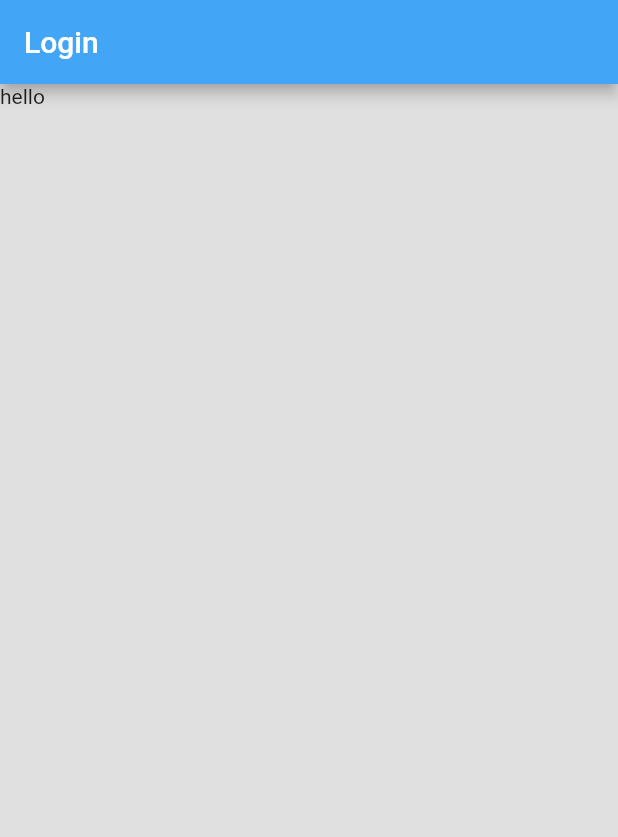
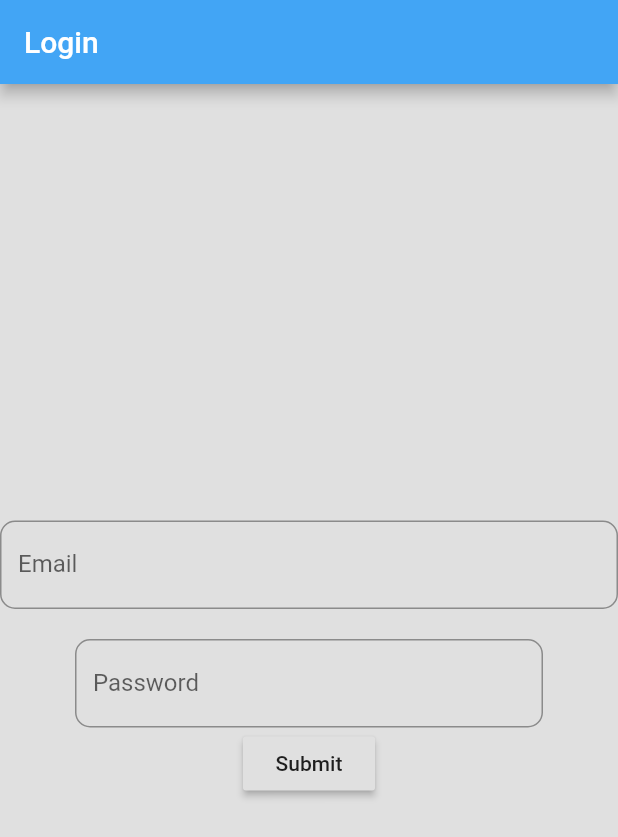
Before and after one commit to Ifavhoney/NasaChallenge, a Flutter app: the screen it shows after launch, on a phone screen of 412 x 824 dp. Shown: the top 837 px of the screen. Run offline on Flutter 3.47's test engine with Material 2 defaults, Android fonts, the phone set to English and light mode, and no system bars.

Commit message:
Completes tutorial

```diff
--- a/lib/login.dart
+++ b/lib/login.dart
@@ -1,4 +1,5 @@
 import 'package:flutter/material.dart';
+import 'package:mybackpack/backpack.dart';
 
 class Login extends StatefulWidget {
   @override
@@ -24,12 +25,77 @@ class _LoginState extends State<Login> {
         ),
         backgroundColor: Colors.grey.shade300,
         body: Container(
+          alignment: Alignment.center,
           child: Form(
             key: _formKey,
             child: Column(
-              children: <Widget>[Text("hello")],
+              mainAxisAlignment: MainAxisAlignment.center,
+              children: <Widget>[
+                TextFormField(
+                  decoration: InputDecoration(
+                    labelText: "Email",
+                    border: OutlineInputBorder(
+                      borderRadius: BorderRadius.circular(10),
+                    ),
+                  ),
+
+                  //lvl 2 - accept characters that end with the given email e.g @uoguelph
+                  validator: (String value) {
+                    if (value.isEmpty) {
+                      return "Invalid Field";
+                    } else {
+                      //DO X Y Z
+                      setState(() {
+                        return astronaut.email = value;
+                      });
+                    }
+                    return null;
+                  },
+                ),
+                Padding(
+                  padding: const EdgeInsets.fromLTRB(50, 20, 50, 0),
+                  child: TextFormField(
+                    decoration: InputDecoration(
+                      labelText: "Password",
+                      border: OutlineInputBorder(
+                        borderRadius: BorderRadius.circular(10),
+                      ),
+                    ),
+                    obscureText: true,
+                    //lvl 2 - accept characters that end with the given email e.g @uoguelph
+                    validator: (String value) {
+                      if (value.isEmpty) {
+                        return "Invalid Field";
+                      } else {
+                        //DO X Y Z
+                        setState(() {
+                          return astronaut.password = value;
+                        });
+                      }
+                      return null;
+                    },
+                  ),
+                ),
+                RaisedButton(
+                  child: Text("Submit"),
+                  onPressed: () {
+                    redirect();
+                  },
+                )
+              ],
             ),
           ),
         ));
   }
+
+//See this in API building or Data analysis
+//
+  Future redirect() {
+    MaterialPageRoute route =
+        MaterialPageRoute(builder: (BuildContext context) {
+      return BackPack();
+    });
+
+    return Navigator.of(context).push(route);
+  }
 }
```
Also changed, not shown: lib/backpack.dart (added, +20 -0 lines).
